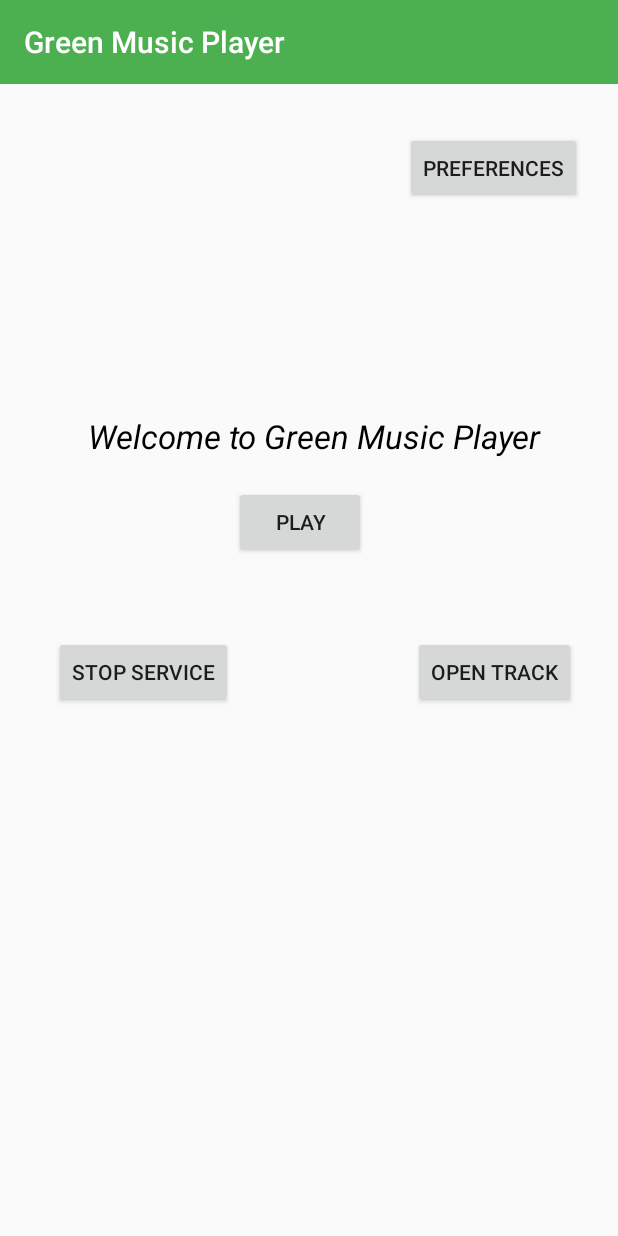
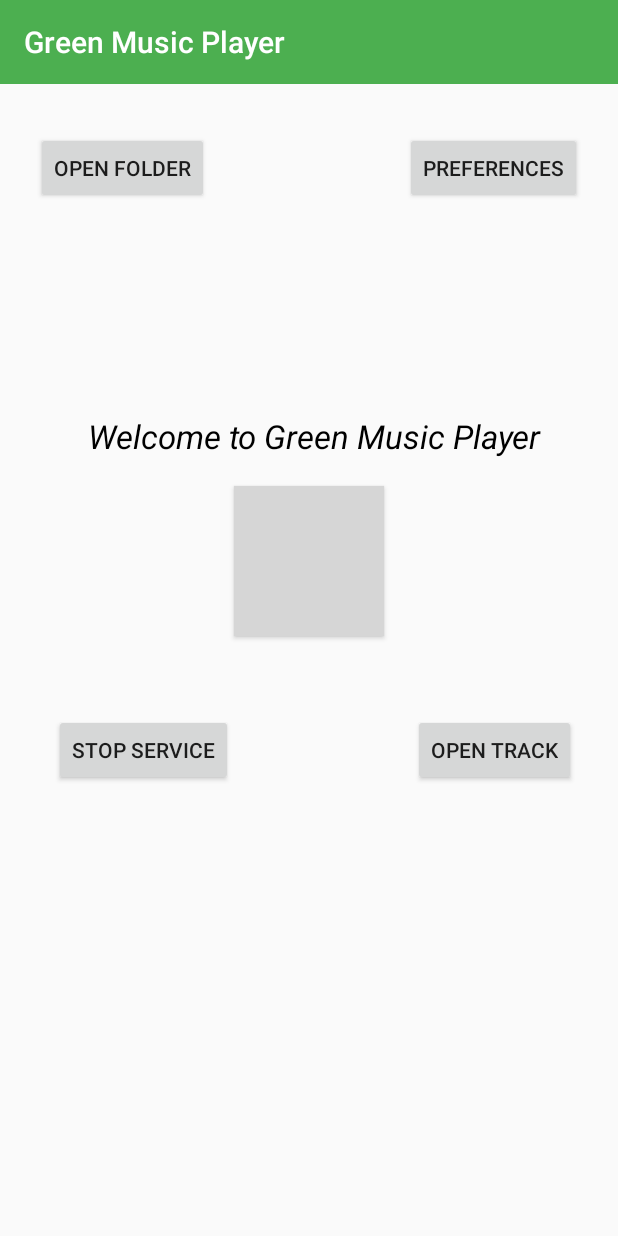
Before and after one commit to mumiyasss/GreenMusicPlayer, an Android app: the screen it shows after launch (AppActivity), on a phone screen of 412 x 824 dp. Run offline under Robolectric (Android 15) with nearby library versions, the phone set to English and light mode, and no system bars; our stand-ins replace Dagger/Hilt's generated code; 1 statement that could not run was skipped; grey boxes are pictures that could not be loaded.

Commit message:
Music Player can now choose audio files from directory and log their URIs

```diff
--- a/app/src/main/java/com/grebnevstudio/musicplayer/helpers/Constants.kt
+++ b/app/src/main/java/com/grebnevstudio/musicplayer/helpers/Constants.kt
@@ -18,4 +18,7 @@ val openFileIntent = Intent(Intent.ACTION_OPEN_DOCUMENT).apply {
     type = "audio/*"
 }
 
+val openFolderIntent = Intent(Intent.ACTION_OPEN_DOCUMENT_TREE)
+
 fun isOreoPlus() = Build.VERSION.SDK_INT >= Build.VERSION_CODES.O
+fun isLolipopPlus() = Build.VERSION.SDK_INT >= Build.VERSION_CODES.LOLLIPOP
--- a/app/src/main/res/layout/fragment_main.xml
+++ b/app/src/main/res/layout/fragment_main.xml
@@ -1,7 +1,7 @@
 <?xml version="1.0" encoding="utf-8"?>
 <androidx.coordinatorlayout.widget.CoordinatorLayout
         xmlns:android="http://schemas.android.com/apk/res/android"
-        android:layout_height="match_parent"
+        xmlns:app="http://schemas.android.com/apk/res-auto" xmlns:tools="http://schemas.android.com/tools" android:layout_height="match_parent"
         android:layout_width="match_parent"
         android:fitsSystemWindows="true">
 
@@ -22,7 +22,7 @@
         <TextView
                 android:layout_width="wrap_content"
                 android:layout_height="wrap_content"
-                android:text="Welcome to Green Music Player"
+                android:text="@string/welcome_to_green_music_player"
                 app:layout_constraintBottom_toBottomOf="parent"
                 app:layout_constraintLeft_toLeftOf="parent"
                 app:layout_constraintRight_toRightOf="parent"
@@ -30,34 +30,43 @@
                 app:layout_constraintVertical_bias="0.298" android:textStyle="italic" android:textSize="22sp"
                 android:textAllCaps="false" android:textColor="?android:attr/colorForeground"/>
         <Button
-                android:text="Play"
-                android:layout_width="wrap_content"
-                android:layout_height="wrap_content"
+                android:text="@string/play"
+                android:layout_width="100dp"
+                android:layout_height="100dp"
+                android:elevation="4dp"
+                android:background="@drawable/oval_button"
                 android:id="@+id/play_pause_btn" android:layout_marginTop="268dp"
                 app:layout_constraintTop_toTopOf="parent" app:layout_constraintStart_toStartOf="parent"
                 android:layout_marginStart="156dp"
         />
         <Button
-                android:text="Stop Service"
+                android:text="@string/stop_service"
                 android:layout_width="wrap_content"
                 android:layout_height="wrap_content"
                 android:id="@+id/stop_service_btn" app:layout_constraintStart_toStartOf="parent"
                 android:layout_marginStart="36dp"
                 android:layout_marginTop="52dp" app:layout_constraintTop_toBottomOf="@+id/play_pause_btn"/>
         <Button
-                android:text="Open Track"
+                android:text="@string/open_track"
                 android:layout_width="wrap_content"
                 android:layout_height="wrap_content"
                 android:id="@+id/open_fm_button" android:layout_marginTop="52dp"
                 app:layout_constraintTop_toBottomOf="@+id/play_pause_btn" app:layout_constraintEnd_toEndOf="parent"
                 android:layout_marginEnd="28dp"/>
         <Button
-                android:text="Preferences"
+                android:text="@string/preferences"
                 android:layout_width="wrap_content"
                 android:layout_height="wrap_content"
                 android:id="@+id/pref_btn" android:layout_marginTop="32dp"
                 app:layout_constraintTop_toTopOf="parent" app:layout_constraintEnd_toEndOf="parent"
                 android:layout_marginEnd="24dp"/>
+        <Button
+                android:text="@string/open_folder"
+                android:layout_width="wrap_content"
+                android:layout_height="wrap_content"
+                android:id="@+id/open_folder_btn" android:layout_marginTop="32dp"
+                app:layout_constraintTop_toTopOf="parent" app:layout_constraintStart_toStartOf="parent"
+                android:layout_marginStart="24dp"/>
 
     </androidx.constraintlayout.widget.ConstraintLayout>
 </androidx.coordinatorlayout.widget.CoordinatorLayout>
--- a/app/src/main/res/values/strings.xml
+++ b/app/src/main/res/values/strings.xml
@@ -2,7 +2,6 @@
     <string name="app_name">Green Music Player</string>
     <string name="channel_name">Player Notification</string>
     <string name="channel_description">Notification widget for Music Player</string>
-    <string name="play">Play</string>
     <string name="pause">Pause</string>
 
     <string name="checkbox1_title">CheckBox 1</string>
@@ -11,6 +10,12 @@
     <string name="edittext1_summary">Summary of EditText 1</string>
     <string name="list1_title">Тема</string>
     <string name="list1_summary">Выберите цветовое оформление приложения</string>
+    <string name="welcome_to_green_music_player">Welcome to Green Music Player</string>
+    <string name="play">Play</string>
+    <string name="stop_service">Stop Service</string>
+    <string name="open_track">Open Track</string>
+    <string name="preferences">Preferences</string>
+    <string name="open_folder">Open Folder</string>
     <string-array name="ThemeNames">
         <item>Default</item>
         <item>Dark</item>
```
Also changed, not shown: app/src/main/java/com/grebnevstudio/musicplayer/ui/main/MainFragment.kt (+39 -12 lines).
